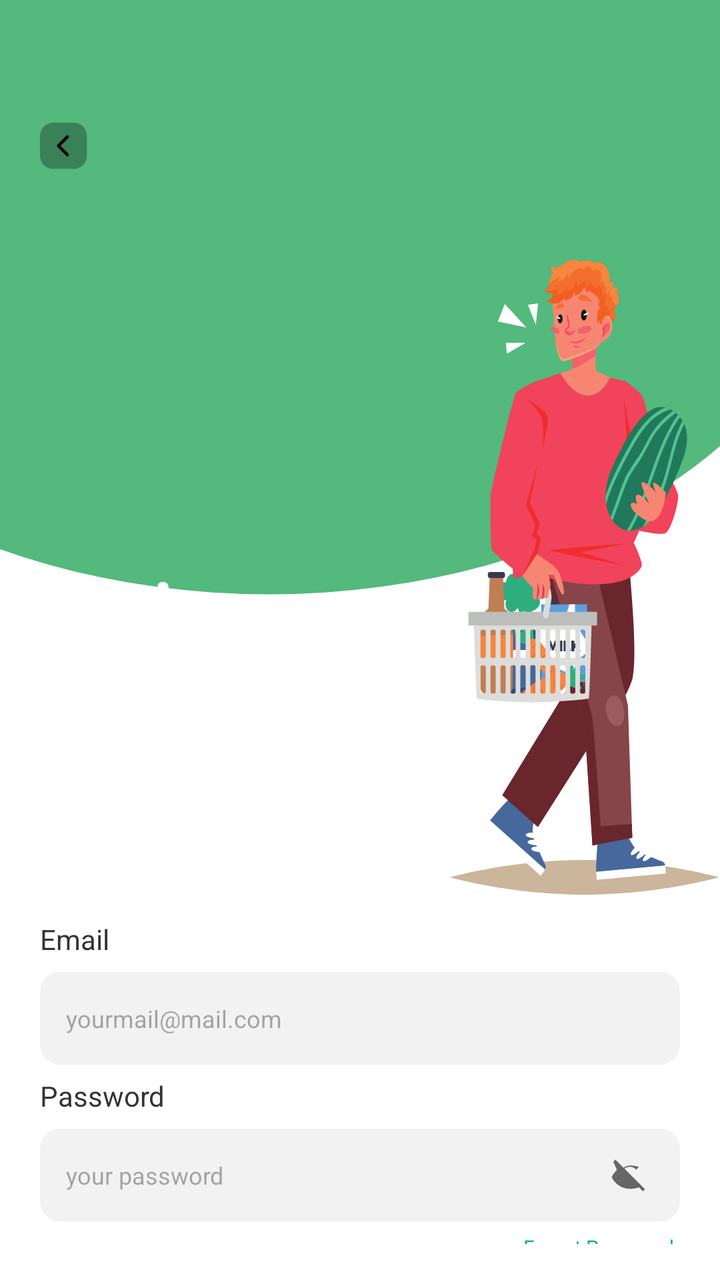
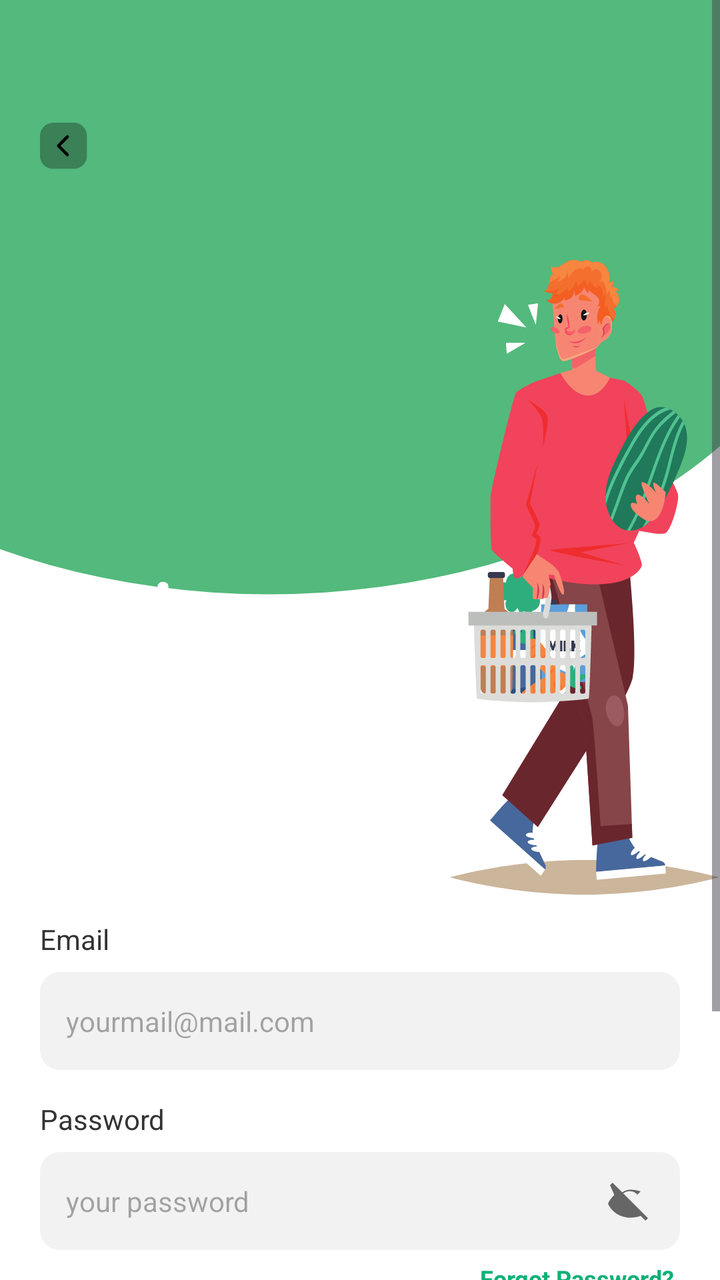

Before-and-after screenshots of an Android layout around one commit, followed by the original layout XML and the change that was made.
<!-- AndroidManifest.xml: application theme Theme.GrocHub -->
<!-- res/layout/activity_loginpage.xml -->
<LinearLayout
    xmlns:android="http://schemas.android.com/apk/res/android"
    xmlns:tools="http://schemas.android.com/tools"
    xmlns:app="http://schemas.android.com/apk/res-auto"
    android:id="@+id/main"
    android:background="@drawable/welcome_page_background"
    android:orientation="vertical"
    android:layout_width="match_parent"
    android:layout_height="match_parent"
    >
    <LinearLayout
        android:layout_width="match_parent"
        android:layout_height="match_parent"
        android:orientation="vertical">
        <RelativeLayout
            android:layout_width="match_parent"
            android:layout_height="wrap_content"
            android:layout_marginBottom="12dp"
            >

            <LinearLayout
                android:paddingEnd="20dp"
                android:layout_width="match_parent"
                android:layout_height="wrap_content"
                android:orientation="vertical">
                <ImageView
                    android:id="@+id/iv_back" android:layout_width="24dp"
                    android:layout_height="24dp"
                    android:layout_marginTop="61dp"
                    android:layout_marginStart="20dp"
                    android:src="@drawable/back_button_trasparent"
                    app:tint="@color/black"
                    />

            </LinearLayout>
            <LinearLayout
                android:layout_width="match_parent"
                android:layout_height="wrap_content"
                android:orientation="horizontal">

                <TextView
                    android:textColor="@color/white"
                    android:textSize="34sp"
                    android:textStyle="bold"
                    android:layout_marginTop="280dp"
                    android:layout_marginBottom="94dp"
                    android:layout_marginStart="20dp"
                    android:layout_height="wrap_content"
                    android:layout_width="wrap_content"
                    android:text="Login"
                    />

                <ImageView
                    android:layout_width="wrap_content"
                    android:layout_height="wrap_content"
                    android:background="@drawable/loginman"
                    android:layout_marginLeft="120dp"
                    android:layout_marginTop="130dp" />

            </LinearLayout>
        </RelativeLayout>
        <TextView
            android:textColor="#333333"
            android:textSize="14sp"
            android:layout_marginBottom="7dp"
            android:layout_marginStart="20dp"
            android:layout_height="wrap_content"
            android:layout_width="wrap_content"
            android:text="Email"
            />

        <EditText
            android:inputType="textEmailAddress" android:hint="yourmail@mail.com"
            android:id="@+id/et_email"
            android:textColor="@color/black"
            android:textSize="12sp"
            android:layout_marginBottom="6dp"
            android:layout_marginStart="20dp"
            android:layout_marginEnd="20dp"
            android:layout_width="match_parent"
            android:layout_height="wrap_content"
            android:background="@drawable/cr10bf2f2f2"
            android:paddingVertical="15dp"
            android:paddingHorizontal="13dp"
            />
        <TextView
            android:textColor="#333333"
            android:textSize="14sp"
            android:layout_marginBottom="7dp"
            android:layout_marginStart="20dp"
            android:layout_height="wrap_content"
            android:layout_width="wrap_content"
            android:text="Password"
            />
        <LinearLayout
            android:layout_width="match_parent"
            android:layout_height="wrap_content"
            android:gravity="center_vertical"
            android:background="@drawable/cr10bf2f2f2"
            android:paddingRight="13dp"
            android:layout_marginBottom="6dp"
            android:layout_marginHorizontal="20dp"
            android:orientation="horizontal">
            <EditText
                android:inputType="textPassword" android:hint="your password"
                android:background="@null"
                android:id="@+id/et_password"
                android:textColor="@color/black"
                android:textSize="12sp"
                android:layout_marginEnd="4dp"
                android:layout_width="0dp"
                android:layout_height="wrap_content"
                android:layout_weight="1"
                android:paddingVertical="15dp"
                android:paddingLeft="13dp"
                />
            <com.google.android.material.imageview.ShapeableImageView
                android:id="@+id/iv_password_toggle"
                android:layout_width="24dp"
                android:layout_height="24dp"
                android:src="@drawable/ic_eye_closed"
                android:padding="2dp"/>
        </LinearLayout>
        <LinearLayout
            android:layout_width="match_parent"
            android:layout_height="wrap_content"
            android:gravity="end"
            android:layout_marginBottom="18dp"
            android:orientation="vertical">
            <TextView
                android:textColor="#0EB176"
                android:textSize="10sp"
                android:layout_marginEnd="23dp"
                android:layout_height="wrap_content"
                android:layout_width="wrap_content"
                android:text="Forgot Password"
                />
        </LinearLayout>
        <LinearLayout
            android:id="@+id/btn_login" android:layout_width="match_parent"
            android:layout_height="wrap_content"
            android:gravity="center_horizontal"
            android:background="@drawable/cr10b4bad73"
            android:paddingVertical="16dp"
            android:layout_marginBottom="25dp"
            android:layout_marginHorizontal="20dp"
            android:elevation="5dp"
            android:clickable="true"
            android:focusable="true"
            android:orientation="vertical">
            <TextView
                android:textColor="#FFFFFF"
                android:textSize="18sp"
                android:textStyle="bold"
                android:layout_height="wrap_content"
                android:layout_width="wrap_content"
                android:text="Login"
                />
        </LinearLayout>
        <LinearLayout
            android:layout_width="match_parent"
            android:layout_height="wrap_content"
            android:gravity="center_horizontal"
            android:layout_marginBottom="102dp"
            android:orientation="vertical">
            <LinearLayout
                android:layout_width="wrap_content"
                android:layout_height="wrap_content"
                android:orientation="horizontal">
                <TextView
                    android:textColor="#0EB176"
                    android:textSize="12sp"
                    android:layout_marginEnd="7dp"
                    android:layout_height="wrap_content"
                    android:layout_width="wrap_content"
                    android:text="Not have an account?"
                    />
                <TextView
                    android:textColor="#0EB176"
                    android:textSize="12sp"
                    android:textStyle="bold"
                    android:layout_height="wrap_content"
                    android:layout_width="wrap_content"
                    android:text="Register"
                    />
            </LinearLayout>
        </LinearLayout>
    </LinearLayout>
</LinearLayout>
<!-- resources referenced by this layout -->
<resources>
  <color name="black">#FF000000</color>
  <color name="white">#FFFFFFFF</color>
  <!-- drawable back_button_trasparent (drawable) -->
  <vector xmlns:android="http://schemas.android.com/apk/res/android"
      android:width="32dp"
      android:height="31dp"
      android:viewportWidth="32"
      android:viewportHeight="31">
      <path
          android:fillColor="#4D000000"
          android:pathData="M0 8.69c0-2.3 0.92-4.52 2.55-6.14 1.63-1.63 3.84-2.55 6.14-2.55h13.9c4.8 0 8.69 3.89 8.69 8.69v13.32c0 4.8-3.89 8.69-8.69 8.69h-13.9c-4.8 0-8.69-3.89-8.69-8.69z"/>
      <path
          android:strokeColor="#FFFFFFFF"
          android:strokeWidth="2"
          android:strokeLineCap="round"
          android:strokeLineJoin="round"
          android:pathData="M18.28 21.35l-6-6 6-6"/>
  </vector>
  <!-- drawable cr10b4bad73 (drawable) -->
  <?xml version="1.0" encoding="UTF-8"?>
  <shape
      xmlns:android="http://schemas.android.com/apk/res/android">
      <solid
          android:color="#4BAD73"
          />
      <corners
          android:radius="10dp"
          />
  </shape>
  <!-- drawable cr10bf2f2f2 (drawable) -->
  <?xml version="1.0" encoding="UTF-8"?>
  <shape
      xmlns:android="http://schemas.android.com/apk/res/android">
      <solid
          android:color="#F2F2F2"
          />
      <corners
          android:radius="10dp"
          />
  </shape>
  <!-- drawable ic_eye_closed (drawable) -->
  <vector xmlns:android="http://schemas.android.com/apk/res/android"
      android:width="24dp"
      android:height="24dp"
      android:viewportWidth="24"
      android:viewportHeight="24">
      <path
          android:fillColor="#666666"
          android:pathData="M2,4.27L3.28,3 21,20.72 19.73,22l-2.4-2.4C15.96,20.17 14.03,20.5 12,20.5 7,20.5 2.73,17.39 1,13.5c.73-1.64 1.83-3.1 3.19-4.31L2,4.27z"/>
      <path
          android:fillColor="#666666"
          android:pathData="M12,6.5c2.03,0 3.96.33 5.33.9l-1.62,1.62A4.99,4.99 0 0,0 7.98,15.7L6.36,17.32C5,16.25 3.9,14.78 3.17,13.5 4.9,9.61 9,6.5 12,6.5z"/>
  </vector>
  <!-- drawable loginman: vector/xml drawable (drawable, 30144 chars, omitted) -->
  <!-- drawable welcome_page_background: vector/xml drawable (drawable, 3755 chars, omitted) -->
  <style name="Theme.GrocHub" parent="Base.Theme.GrocHub" />
  <style name="Base.Theme.GrocHub" parent="Theme.Material3.DayNight.NoActionBar">
          
          
      </style>
</resources>

<!-- the commit's change to res/layout/activity_loginpage.xml (unified diff, before → after) -->
@@ -1,189 +1,189 @@
+<?xml version="1.0" encoding="utf-8"?>
 <LinearLayout
     xmlns:android="http://schemas.android.com/apk/res/android"
-    xmlns:tools="http://schemas.android.com/tools"
     xmlns:app="http://schemas.android.com/apk/res-auto"
     android:id="@+id/main"
     android:background="@drawable/welcome_page_background"
     android:orientation="vertical"
     android:layout_width="match_parent"
-    android:layout_height="match_parent"
-    >
-    <LinearLayout
+    android:layout_height="match_parent">
+
+    <ScrollView
         android:layout_width="match_parent"
         android:layout_height="match_parent"
-        android:orientation="vertical">
-        <RelativeLayout
+        android:fillViewport="true">
+
+        <LinearLayout
             android:layout_width="match_parent"
             android:layout_height="wrap_content"
-            android:layout_marginBottom="12dp"
-            >
+            android:orientation="vertical">
 
-            <LinearLayout
-                android:paddingEnd="20dp"
+            <RelativeLayout
                 android:layout_width="match_parent"
                 android:layout_height="wrap_content"
-                android:orientation="vertical">
+                android:layout_marginBottom="12dp">
+
                 <ImageView
-                    android:id="@+id/iv_back" android:layout_width="24dp"
+                    android:id="@+id/iv_back"
+                    android:layout_width="24dp"
                     android:layout_height="24dp"
                     android:layout_marginTop="61dp"
                     android:layout_marginStart="20dp"
                     android:src="@drawable/back_button_trasparent"
-                    app:tint="@color/black"
-                    />
+                    android:clickable="true"
+                    android:focusable="true"
+                    app:tint="@color/black" />
 
-            </LinearLayout>
+                <LinearLayout
+                    android:layout_width="match_parent"
+                    android:layout_height="wrap_content"
+                    android:orientation="horizontal">
+
+                    <TextView
+                        android:textColor="@color/white"
+                        android:textSize="34sp"
+                        android:textStyle="bold"
+                        android:layout_marginTop="280dp"
+                        android:layout_marginBottom="94dp"
+                        android:layout_marginStart="20dp"
+                        android:layout_height="wrap_content"
+                        android:layout_width="wrap_content"
+                        android:text="Login" />
+
+                    <ImageView
+                        android:layout_width="wrap_content"
+                        android:layout_height="wrap_content"
+                        android:background="@drawable/loginman"
+                        android:layout_marginStart="120dp"
+                        android:layout_marginTop="130dp" />
+                </LinearLayout>
+            </RelativeLayout>
+
+            <TextView
+                android:textColor="#333333"
+                android:textSize="14sp"
+                android:layout_marginBottom="7dp"
+                android:layout_marginStart="20dp"
+                android:layout_height="wrap_content"
+                android:layout_width="wrap_content"
+                android:text="Email" />
+
+            <EditText
+                android:id="@+id/et_email"
+                android:layout_width="match_parent"
+                android:layout_height="wrap_content"
+                android:layout_marginHorizontal="20dp"
+                android:layout_marginBottom="15dp"
+                android:background="@drawable/cr10bf2f2f2"
+                android:hint="yourmail@mail.com"
+                android:inputType="textEmailAddress"
+                android:paddingHorizontal="13dp"
+                android:paddingVertical="15dp"
+                android:textColor="@color/black"
+                android:textSize="14sp" />
+
+            <TextView
+                android:textColor="#333333"
+                android:textSize="14sp"
+                android:layout_marginBottom="7dp"
+                android:layout_marginStart="20dp"
+                android:layout_height="wrap_content"
+                android:layout_width="wrap_content"
+                android:text="Password" />
+
             <LinearLayout
                 android:layout_width="match_parent"
                 android:layout_height="wrap_content"
+                android:layout_marginHorizontal="20dp"
+                android:layout_marginBottom="6dp"
+                android:background="@drawable/cr10bf2f2f2"
+                android:gravity="center_vertical"
+                android:orientation="horizontal"
+                android:paddingEnd="13dp">
+
+                <EditText
+                    android:id="@+id/et_password"
+                    android:layout_width="0dp"
+                    android:layout_height="wrap_content"
+                    android:layout_weight="1"
+                    android:background="@null"
+                    android:hint="your password"
+                    android:inputType="textPassword"
+                    android:paddingStart="13dp"
+                    android:paddingVertical="15dp"
+                    android:textColor="@color/black"
+                    android:textSize="14sp" />
+
+                <ImageView
+                    android:id="@+id/iv_password_toggle"
+                    android:layout_width="24dp"
+                    android:layout_height="24dp"
+                    android:src="@drawable/ic_eye_closed" />
+            </LinearLayout>
+
+            <TextView
+                android:id="@+id/tv_forgot_password"
+                android:layout_width="wrap_content"
+                android:layout_height="wrap_content"
+                android:layout_gravity="end"
+                android:layout_marginEnd="23dp"
+                android:layout_marginBottom="25dp"
+                android:text="Forgot Password?"
+                android:textColor="#0EB176"
+                android:textStyle="bold"
+                android:textSize="12sp"
+                android:clickable="true"
+                android:focusable="true" />
+
+            <LinearLayout
+                android:id="@+id/btn_login"
+                android:layout_width="match_parent"
+                android:layout_height="wrap_content"
+                android:layout_marginHorizontal="20dp"
+                android:layout_marginBottom="25dp"
+                android:background="@drawable/cr10b4bad73"
+                android:clickable="true"
+                android:elevation="5dp"
+                android:focusable="true"
+                android:gravity="center"
+                android:orientation="vertical"
+                android:paddingVertical="16dp">
+
+                <TextView
+                    android:id="@+id/tv_login_btn_text"
+                    android:layout_width="wrap_content"
+                    android:layout_height="wrap_content"
+                    android:text="Login"
+                    android:textColor="#FFFFFF"
+                    android:textSize="18sp"
+                    android:textStyle="bold" />
+            </LinearLayout>
+
+            <LinearLayout
+                android:layout_width="wrap_content"
+                android:layout_height="wrap_content"
+                android:layout_gravity="center"
+                android:layout_marginBottom="40dp"
                 android:orientation="horizontal">
 
                 <TextView
-                    android:textColor="@color/white"
-                    android:textSize="34sp"
-                    android:textStyle="bold"
-                    android:layout_marginTop="280dp"
-                    android:layout_marginBottom="94dp"
-                    android:layout_marginStart="20dp"
-                    android:layout_height="wrap_content"
-                    android:layout_width="wrap_content"
-                    android:text="Login"
-                    />
-
-                <ImageView
                     android:layout_width="wrap_content"
                     android:layout_height="wrap_content"
-                    android:background="@drawable/loginman"
-                    android:layout_marginLeft="120dp"
-                    android:layout_marginTop="130dp" />
+                    android:text="Not have an account? "
+                    android:textColor="#828282"
+                    android:textSize="12sp" />
 
-            </LinearLayout>
-        </RelativeLayout>
-        <TextView
-            android:textColor="#333333"
-            android:textSize="14sp"
-            android:layout_marginBottom="7dp"
-            android:layout_marginStart="20dp"
-            android:layout_height="wrap_content"
-            android:layout_width="wrap_content"
-            android:text="Email"
-            />
-
-        <EditText
-            android:inputType="textEmailAddress" android:hint="yourmail@mail.com"
-            android:id="@+id/et_email"
-            android:textColor="@color/black"
-            android:textSize="12sp"
-            android:layout_marginBottom="6dp"
-            android:layout_marginStart="20dp"
-            android:layout_marginEnd="20dp"
-            android:layout_width="match_parent"
-            android:layout_height="wrap_content"
-            android:background="@drawable/cr10bf2f2f2"
-            android:paddingVertical="15dp"
-            android:paddingHorizontal="13dp"
-            />
-        <TextView
-            android:textColor="#333333"
-            android:textSize="14sp"
-            android:layout_marginBottom="7dp"
-            android:layout_marginStart="20dp"
-            android:layout_height="wrap_content"
-            android:layout_width="wrap_content"
-            android:text="Password"
-            />
-        <LinearLayout
-            android:layout_width="match_parent"
-            android:layout_height="wrap_content"
-            android:gravity="center_vertical"
-            android:background="@drawable/cr10bf2f2f2"
-            android:paddingRight="13dp"
-            android:layout_marginBottom="6dp"
-            android:layout_marginHorizontal="20dp"
-            android:orientation="horizontal">
-            <EditText
-                android:inputType="textPassword" android:hint="your password"
-                android:background="@null"
-                android:id="@+id/et_password"
-                android:textColor="@color/black"
-                android:textSize="12sp"
-                android:layout_marginEnd="4dp"
-                android:layout_width="0dp"
-                android:layout_height="wrap_content"
-                android:layout_weight="1"
-                android:paddingVertical="15dp"
-                android:paddingLeft="13dp"
-                />
-            <com.google.android.material.imageview.ShapeableImageView
-                android:id="@+id/iv_password_toggle"
-                android:layout_width="24dp"
-                android:layout_height="24dp"
-                android:src="@drawable/ic_eye_closed"
-                android:padding="2dp"/>
-        </LinearLayout>
-        <LinearLayout
-            android:layout_width="match_parent"
-            android:layout_height="wrap_content"
-            android:gravity="end"
-            android:layout_marginBottom="18dp"
-            android:orientation="vertical">
-            <TextView
-                android:textColor="#0EB176"
-                android:textSize="10sp"
-                android:layout_marginEnd="23dp"
-                android:layout_height="wrap_content"
-                android:layout_width="wrap_content"
-                android:text="Forgot Password"
-                />
-        </LinearLayout>
-        <LinearLayout
-            android:id="@+id/btn_login" android:layout_width="match_parent"
-            android:layout_height="wrap_content"
-            android:gravity="center_horizontal"
-            android:background="@drawable/cr10b4bad73"
-            android:paddingVertical="16dp"
-            android:layout_marginBottom="25dp"
-            android:layout_marginHorizontal="20dp"
-            android:elevation="5dp"
-            android:clickable="true"
-            android:focusable="true"
-            android:orientation="vertical">
-            <TextView
-                android:textColor="#FFFFFF"
-                android:textSize="18sp"
-                android:textStyle="bold"
-                android:layout_height="wrap_content"
-                android:layout_width="wrap_content"
-                android:text="Login"
-                />
-        </LinearLayout>
-        <LinearLayout
-            android:layout_width="match_parent"
-            android:layout_height="wrap_content"
-            android:gravity="center_horizontal"
-            android:layout_marginBottom="102dp"
-            android:orientation="vertical">
-            <LinearLayout
-                android:layout_width="wrap_content"
-                android:layout_height="wrap_content"
-                android:orientation="horizontal">
                 <TextView
-                    android:textColor="#0EB176"
-                    android:textSize="12sp"
-                    android:layout_marginEnd="7dp"
+                    android:id="@+id/tv_register_link"
+                    android:layout_width="wrap_content"
                     android:layout_height="wrap_content"
-                    android:layout_width="wrap_content"
-                    android:text="Not have an account?"
-                    />
-                <TextView
+                    android:text="Register"
                     android:textColor="#0EB176"
                     android:textSize="12sp"
                     android:textStyle="bold"
-                    android:layout_height="wrap_content"
-                    android:layout_width="wrap_content"
-                    android:text="Register"
-                    />
+                    android:clickable="true"
+                    android:focusable="true" />
             </LinearLayout>
         </LinearLayout>
-    </LinearLayout>
+    </ScrollView>
 </LinearLayout>
